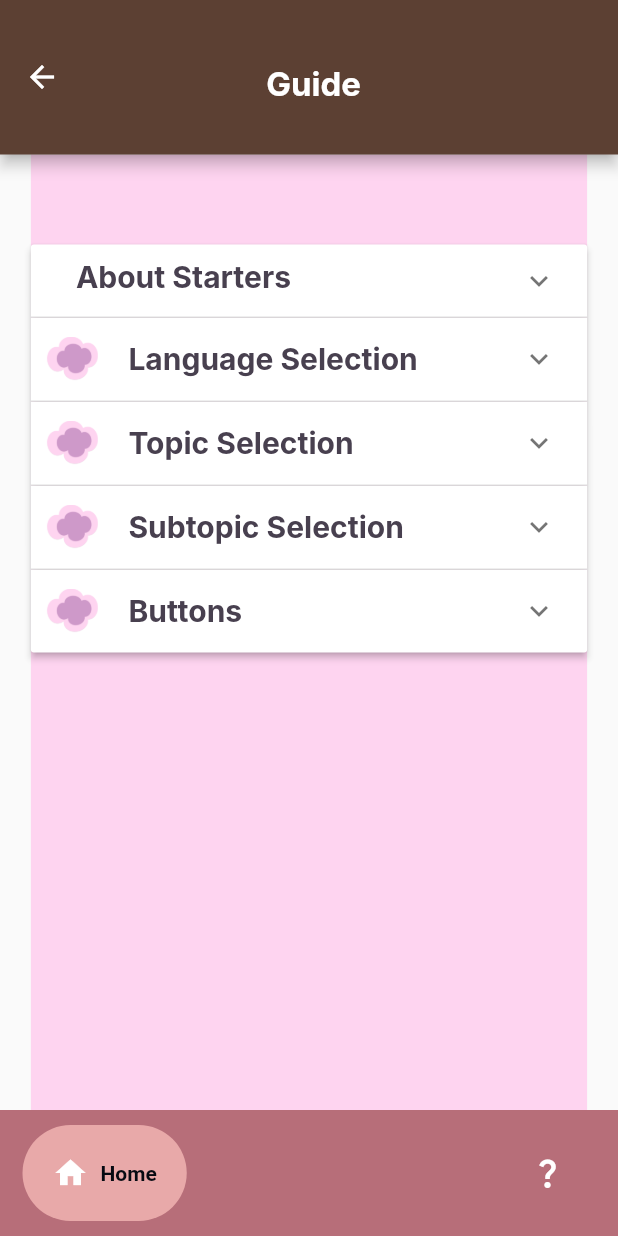
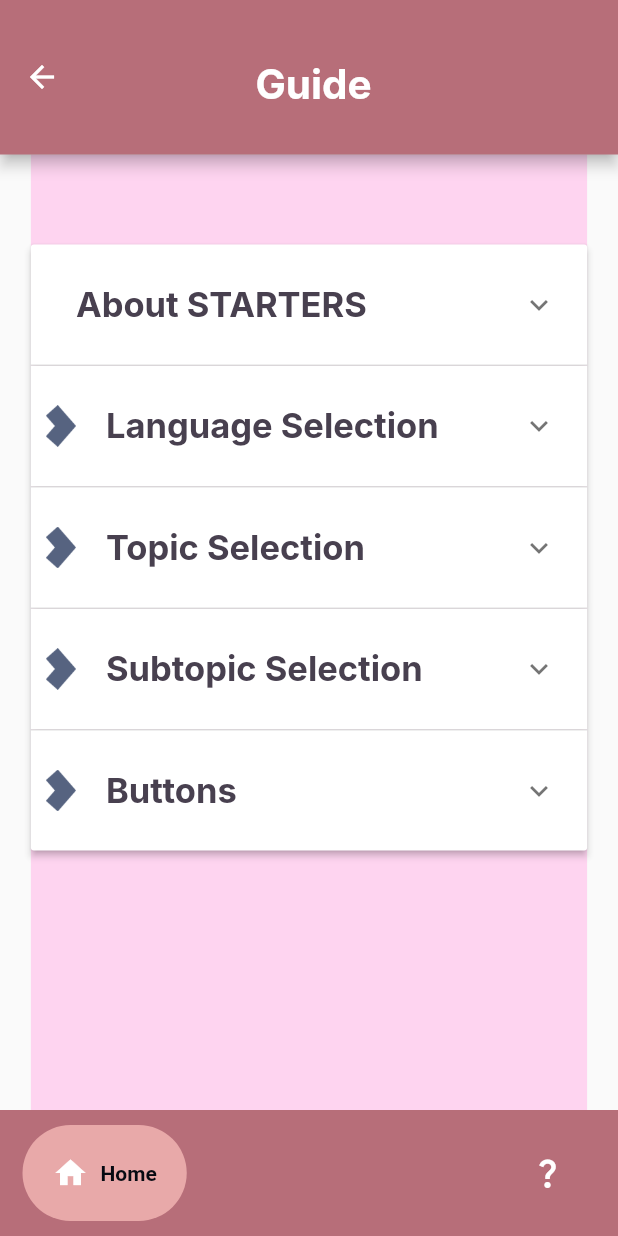
Before and after one commit to Nicolep02/starters, a Flutter app: the screen it shows after launch, after a tap on "Guide", on a phone screen of 412 x 824 dp. Run offline on Flutter 3.47's test engine with Material 2 defaults, Android fonts, the phone set to English and light mode, and no system bars; drawn by our look-alikes of google_nav_bar; generated files the repository leaves out were written again; Roboto replaces fonts that are missing (Inter).

Commit message:
updated guide design

```diff
--- a/lib/home/help.dart
+++ b/lib/home/help.dart
@@ -16,7 +16,7 @@ class Help extends StatelessWidget {
         appBar: AppBar(
           toolbarHeight: appbar_height,
           centerTitle: true,
-          backgroundColor: bark,
+          backgroundColor: dropDown,
           leading: IconButton(
             icon: Icon(Icons.arrow_back),
             onPressed: () {
@@ -40,7 +40,7 @@ class Help extends StatelessWidget {
                 Text('Guide',
                   style: TextStyle(
                     fontFamily: 'Inter',
-                    fontSize: 22,
+                    fontSize: 27,
                     fontWeight: FontWeight.bold,
                   ),),
               ],
--- a/lib/styles/spacing.dart
+++ b/lib/styles/spacing.dart
@@ -12,7 +12,7 @@ double arrow_height = 33;
 double bunni = 220;
 
 //guide
-double icon = 35;
+double icon = 20;
 
 //choose language page
 double title_subtitle = 60;
--- a/lib/widgets/guide_panel.dart
+++ b/lib/widgets/guide_panel.dart
@@ -18,7 +18,7 @@ class Step {
 
 List<Step> getSteps() {
   return [
-    Step('About Starters', 'This application is for people who wants to learn english '
+    Step('About STARTERS', 'This application is for people who wants to learn english '
                             'as soon as possible. Through research, we collect most commonly'
                             'conversed topics in common and important scenarios. '
                             'By studying English back-to-back with native language '
@@ -68,7 +68,10 @@ class _PanelState extends State<Panel> {
       children: _steps.map<ExpansionPanel>((Step step) {
         return ExpansionPanel(
           headerBuilder: (BuildContext context, bool isExpanded) {
-            return SingleChildScrollView(
+            return Container(
+              alignment: Alignment.center,
+              height: container_height,
+              child: SingleChildScrollView(
                 // color: dropDown,
                 padding: EdgeInsets.fromLTRB(0, 10, 0, 10),
                 child: Row(
@@ -79,7 +82,6 @@ class _PanelState extends State<Panel> {
                       Image.asset(
                         'assets/flower.png',
                         width: icon,
-                      height: icon,
                       ),
                     SizedBox(width: wgap),
                     // Add some spacing between the image and the title
@@ -88,13 +90,14 @@ class _PanelState extends State<Panel> {
                         step.title,
                         style: TextStyle(
                           fontFamily: 'Inter',
-                        fontSize: 20,
+                          fontSize: 23,
                           fontWeight: FontWeight.bold,
                           color: bar,
                         ),
                       ),
                     ),
                   ],
+                ),
               ),
             );
           },
```
Also changed, not shown: assets/flower.png. Lines whose indentation alone changed are shown as unchanged.
